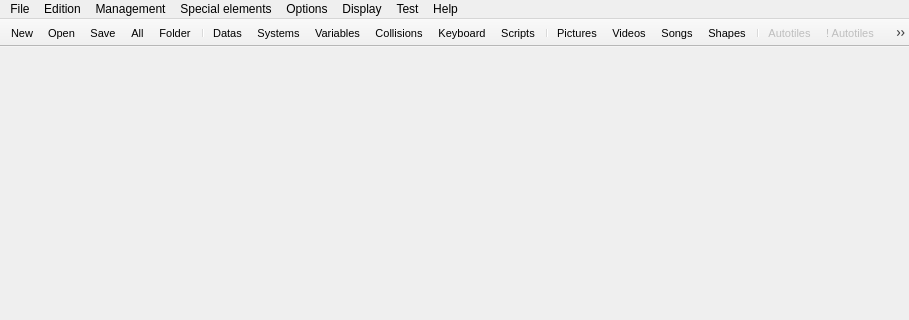
RPG-Paper-Maker/RPG-Paper-Maker, file Editor/Dialogs/mainwindow.ui: the form before one commit; both pictures show x 0 to 909 and y 0 to 320 of the 909 by 502 pixel window.
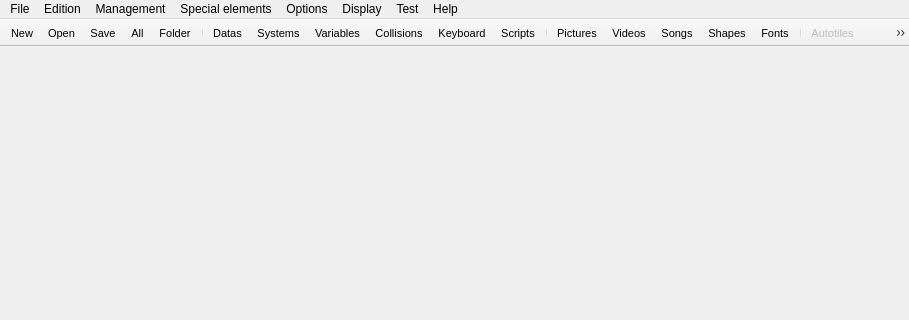
The form after the commit. Icons and pictures are not drawn.

Commit message: [WIP] Custom fonts: dialog fonts and folders

Diff of the .ui file:
```diff
--- a/Editor/Dialogs/mainwindow.ui
+++ b/Editor/Dialogs/mainwindow.ui
@@ -190,6 +190,7 @@
    <addaction name="actionVideos_manager"/>
    <addaction name="actionSongs_manager"/>
    <addaction name="actionShapes_manager"/>
+   <addaction name="actionFonts_manager"/>
    <addaction name="separator"/>
    <addaction name="actionAutotiles"/>
    <addaction name="actionAnimated_Autotiles"/>
@@ -702,6 +703,18 @@
     <string>Clean recent projects</string>
    </property>
   </action>
+  <action name="actionFonts_manager">
+   <property name="icon">
+    <iconset resource="../ressources.qrc">
+     <normaloff>:/icons/Ressources/fonts.png</normaloff>:/icons/Ressources/fonts.png</iconset>
+   </property>
+   <property name="text">
+    <string>Fonts manager</string>
+   </property>
+   <property name="iconText">
+    <string>Fonts</string>
+   </property>
+  </action>
  </widget>
  <layoutdefault spacing="6" margin="11"/>
  <resources>
```
Left out of the diff: 3 changed lines with no effect on the pictures. The commit also changes 24 other files.
